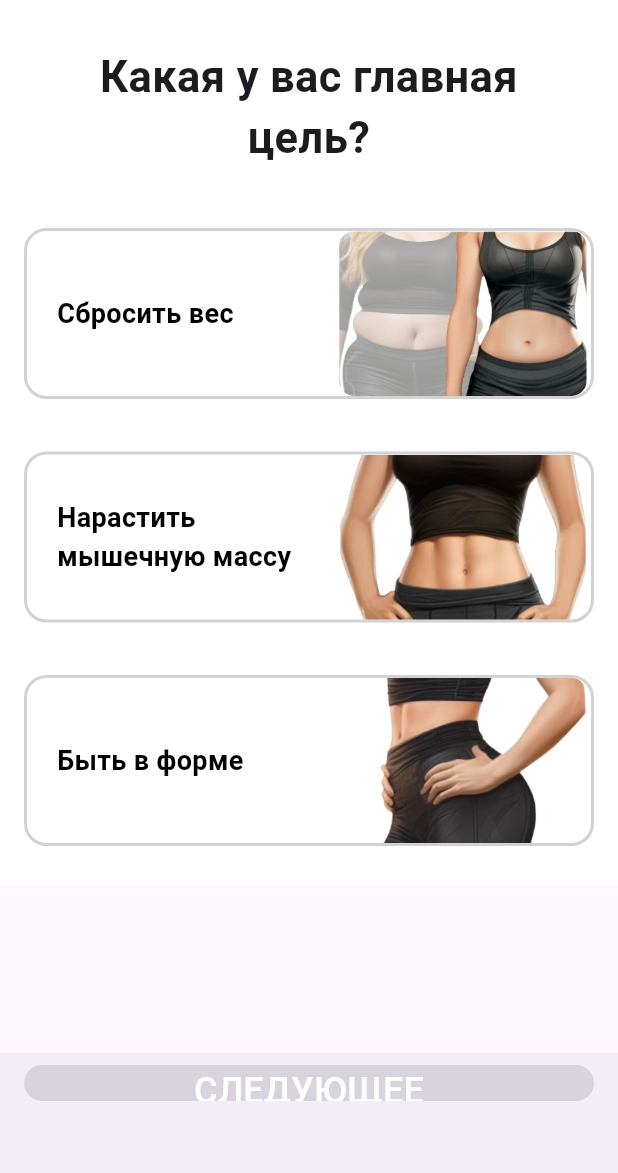
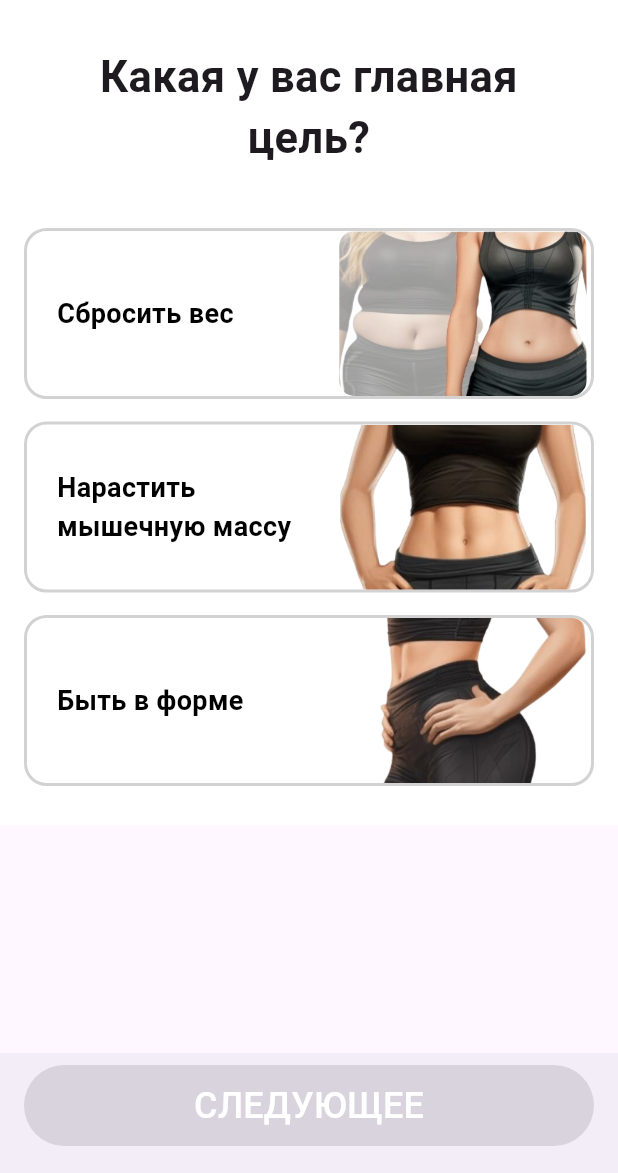
Before and after one commit to Zakirov-Yuriy/flutter_fitnes_live, a Flutter app: the GoalScreen screen opened directly, after a tap on "Чувствовать себя уверенно", after a tap on "СЛЕДУЮЩЕЕ", on a phone screen of 412 x 824 dp, the part 63-1236 px from its top. Run offline on Flutter 3.47's test engine with Material 3 defaults, Android fonts, the phone set to English and light mode, and no system bars.

Commit message:
init app

```diff
--- a/lib/screens/how_much_you_weigh_screen.dart
+++ b/lib/screens/how_much_you_weigh_screen.dart
@@ -30,7 +30,7 @@ class BMIIndicator extends StatelessWidget {
 
     return Container(
       width: double.infinity,
-      height: 150,
+      height: 180,
       decoration: BoxDecoration(
         color: Color.fromARGB(255, 230, 228, 228),
         borderRadius: BorderRadius.circular(15.0),
--- a/lib/screens/question_answer_screen.dart
+++ b/lib/screens/question_answer_screen.dart
@@ -77,7 +77,7 @@ class _GoalScreenState extends State<GoalScreen> {
               labelText: 'Набрать форму',
               onSelected: (isSelected) => updateButtonState(isSelected),
             ),
-            SizedBox(height: 40.0),
+            SizedBox(height: 55.0),
             // Виджет "Поднятая кнопка" для перехода к следующему вопросу
             ElevatedButton(
               onPressed: isButtonEnabled
--- a/lib/screens/sole_purpose_screen.dart
+++ b/lib/screens/sole_purpose_screen.dart
@@ -64,7 +64,7 @@ class _SolePurposeState extends State<SolePurpose> {
                 additionalSubText: 'Путь к здоровому и активному образу жизни!',
                 customIcon: CostomIcons.sports_4fzqtvt977t1,
               ),
-              SizedBox(height: 25.0),
+              SizedBox(height: 5.0),
               SolePurposeWidget(
                 labelText: 'Нарастить мышечную массу',
                 imagePath: 'assets/images/snap2.png',
@@ -74,7 +74,7 @@ class _SolePurposeState extends State<SolePurpose> {
                 additionalSubText:
                     'Ваш тренер поможет активировать каждую мышцу!',
               ),
-              SizedBox(height: 25.0),
+              SizedBox(height: 5.0),
               SolePurposeWidget(
                 labelText: 'Быть в форме',
                 imagePath: 'assets/images/snap3.png',
@@ -91,7 +91,7 @@ class _SolePurposeState extends State<SolePurpose> {
       ),
       bottomNavigationBar: BottomAppBar(
         elevation: 0,
-        padding: EdgeInsets.only(bottom: 40),
+        padding: EdgeInsets.only(bottom: 10),
         child: Container(
           padding: EdgeInsets.symmetric(horizontal: 16.0, vertical: 8.0),
           child: ElevatedButton(
--- a/lib/widgets/question answer/question_answer_widget.dart
+++ b/lib/widgets/question answer/question_answer_widget.dart
@@ -72,9 +72,8 @@ class _QuestionAnswerWidgetState extends State<QuestionAnswerWidget> {
               child: Text(
                 widget.labelText,
                 style: TextStyle(
-                  fontSize: 18.0,
+                  fontSize: 16.0,
                   color: widget.iconColor,
-                  fontWeight: isSelected ? FontWeight.bold : FontWeight.normal,
                 ),
               ),
             ),
--- a/lib/widgets/what you want to work on/what_you_want_to_work_on_widget.dart
+++ b/lib/widgets/what you want to work on/what_you_want_to_work_on_widget.dart
@@ -122,7 +122,7 @@ class _WhatYouWantToWorkOnWidgetState extends State<WhatYouWantToWorkOnWidget> {
                 child: Text(
                   widget.labelText,
                   style: TextStyle(
-                    fontSize: 18.0,
+                    fontSize: 16.0,
                     color: widget.iconColor,
                     fontWeight:
                         isSelected ? FontWeight.bold : FontWeight.normal,
```
Also changed, not shown: pubspec.lock, 2 other files.
